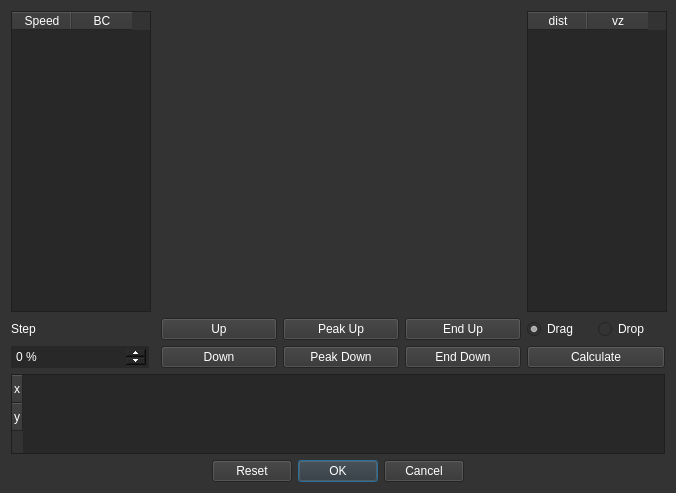
Old version of the form ui_templates/drag_func_edit.ui in the repository o-murphy/archer_ballistics_constructor.
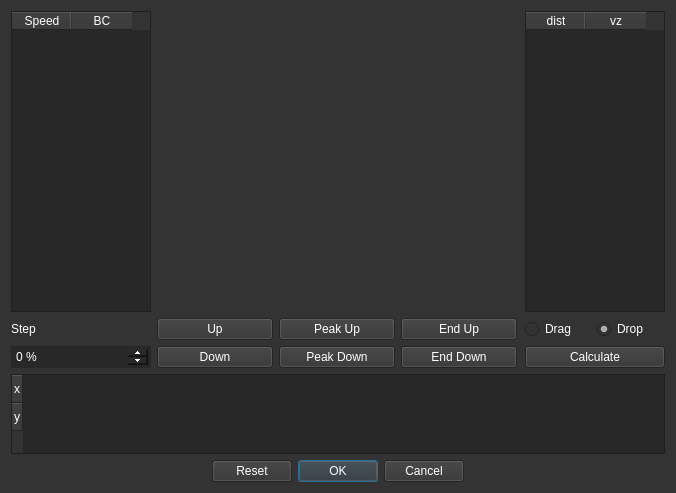
New version of the form. Icons and pictures are not drawn.

Diff of the .ui file:
```diff
--- a/ui_templates/drag_func_edit.ui
+++ b/ui_templates/drag_func_edit.ui
@@ -2,6 +2,9 @@
 <ui version="4.0">
  <class>Form</class>
  <widget class="QWidget" name="Form">
+  <property name="windowModality">
+   <enum>Qt::NonModal</enum>
+  </property>
   <property name="geometry">
    <rect>
     <x>0</x>
@@ -11,7 +14,7 @@
    </rect>
   </property>
   <property name="sizePolicy">
-   <sizepolicy hsizetype="Fixed" vsizetype="Fixed">
+   <sizepolicy hsizetype="Expanding" vsizetype="Expanding">
     <horstretch>0</horstretch>
     <verstretch>0</verstretch>
    </sizepolicy>
@@ -22,12 +25,6 @@
     <height>493</height>
    </size>
   </property>
-  <property name="maximumSize">
-   <size>
-    <width>572</width>
-    <height>493</height>
-   </size>
-  </property>
   <property name="windowTitle">
    <string>Form</string>
   </property>
@@ -86,7 +83,48 @@
 	background-color: rgb(40, 40, 40);
 }</string>
   </property>
-  <layout class="QGridLayout" name="gridLayout" columnstretch="0,0,0,0,0,0">
+  <layout class="QGridLayout" name="gridLayout" columnstretch="0,0,0,0">
+   <item row="0" column="2">
+    <widget class="QTableWidget" name="tableWidget_2">
+     <property name="minimumSize">
+      <size>
+       <width>140</width>
+       <height>0</height>
+      </size>
+     </property>
+     <property name="maximumSize">
+      <size>
+       <width>140</width>
+       <height>16777215</height>
+      </size>
+     </property>
+     <property name="verticalScrollBarPolicy">
+      <enum>Qt::ScrollBarAsNeeded</enum>
+     </property>
+     <property name="horizontalScrollBarPolicy">
+      <enum>Qt::ScrollBarAsNeeded</enum>
+     </property>
+     <attribute name="horizontalHeaderDefaultSectionSize">
+      <number>60</number>
+     </attribute>
+     <attribute name="horizontalHeaderMinimumSectionSize">
+      <number>50</number>
+     </attribute>
+     <attribute name="verticalHeaderVisible">
+      <bool>false</bool>
+     </attribute>
+     <column>
+      <property name="text">
+       <string>dist</string>
+      </property>
+     </column>
+     <column>
+      <property name="text">
+       <string>vz</string>
+      </property>
+     </column>
+    </widget>
+   </item>
    <item row="0" column="0">
     <widget class="QTableWidget" name="tableWidget_3">
      <property name="minimumSize">
@@ -95,6 +133,12 @@
        <height>0</height>
       </size>
      </property>
+     <property name="maximumSize">
+      <size>
+       <width>140</width>
+       <height>16777215</height>
+      </size>
+     </property>
      <attribute name="horizontalHeaderDefaultSectionSize">
       <number>60</number>
      </attribute>
@@ -113,7 +157,117 @@
      </column>
     </widget>
    </item>
-   <item row="1" column="5">
+   <item row="3" column="0">
+    <widget class="QSpinBox" name="Step">
+     <property name="sizePolicy">
+      <sizepolicy hsizetype="Preferred" vsizetype="Preferred">
+       <horstretch>0</horstretch>
+       <verstretch>0</verstretch>
+      </sizepolicy>
+     </property>
+     <property name="minimumSize">
+      <size>
+       <width>69</width>
+       <height>0</height>
+      </size>
+     </property>
+     <property name="suffix">
+      <string> %</string>
+     </property>
+     <property name="maximum">
+      <number>100</number>
+     </property>
+    </widget>
+   </item>
+   <item row="2" column="1">
+    <widget class="QWidget" name="widget_2" native="true">
+     <layout class="QHBoxLayout" name="horizontalLayout_2">
+      <property name="leftMargin">
+       <number>0</number>
+      </property>
+      <property name="topMargin">
+       <number>0</number>
+      </property>
+      <property name="rightMargin">
+       <number>0</number>
+      </property>
+      <property name="bottomMargin">
+       <number>0</number>
+      </property>
+      <item>
+       <widget class="QPushButton" name="Up">
+        <property name="minimumSize">
+         <size>
+          <width>116</width>
+          <height>0</height>
+         </size>
+        </property>
+        <property name="maximumSize">
+         <size>
+          <width>100</width>
+          <height>16777215</height>
+         </size>
+        </property>
+        <property name="text">
+         <string>Up</string>
+        </property>
+       </widget>
+      </item>
+      <item>
+       <widget class="QPushButton" name="PeakUp">
+        <property name="minimumSize">
+         <size>
+          <width>116</width>
+          <height>0</height>
+         </size>
+        </property>
+        <property name="maximumSize">
+         <size>
+          <width>100</width>
+          <height>16777215</height>
+         </size>
+        </property>
+        <property name="text">
+         <string>Peak Up</string>
+        </property>
+       </widget>
+      </item>
+      <item>
+       <widget class="QPushButton" name="EndUp">
+        <property name="minimumSize">
+         <size>
+          <width>116</width>
+          <height>0</height>
+         </size>
+        </property>
+        <property name="maximumSize">
+         <size>
+          <width>100</width>
+          <height>16777215</height>
+         </size>
+        </property>
+        <property name="text">
+         <string>End Up</string>
+        </property>
+       </widget>
+      </item>
+     </layout>
+    </widget>
+   </item>
+   <item row="2" column="0">
+    <widget class="QLabel" name="label">
+     <property name="minimumSize">
+      <size>
+       <width>69</width>
+       <height>0</height>
+      </size>
+     </property>
+     <property name="text">
+      <string>Step</string>
+     </property>
+    </widget>
+   </item>
+   <item row="2" column="2">
     <widget class="QWidget" name="widget" native="true">
      <layout class="QHBoxLayout" name="horizontalLayout">
       <property name="spacing">
@@ -137,7 +291,7 @@
          <string>Drag</string>
         </property>
         <property name="checked">
-         <bool>true</bool>
+         <bool>false</bool>
         </property>
        </widget>
       </item>
@@ -146,107 +300,97 @@
         <property name="text">
          <string>Drop</string>
         </property>
+        <property name="checked">
+         <bool>true</bool>
+        </property>
        </widget>
       </item>
      </layout>
     </widget>
    </item>
-   <item row="2" column="4">
-    <widget class="QPushButton" name="EndDown">
-     <property name="minimumSize">
-      <size>
-       <width>116</width>
-       <height>0</height>
-      </size>
-     </property>
-     <property name="maximumSize">
-      <size>
-       <width>100</width>
-       <height>16777215</height>
-      </size>
-     </property>
-     <property name="text">
-      <string>End Down</string>
-     </property>
+   <item row="3" column="1">
+    <widget class="QWidget" name="widget_3" native="true">
+     <layout class="QHBoxLayout" name="horizontalLayout_3">
+      <property name="leftMargin">
+       <number>0</number>
+      </property>
+      <property name="topMargin">
+       <number>0</number>
+      </property>
+      <property name="rightMargin">
+       <number>0</number>
+      </property>
+      <property name="bottomMargin">
+       <number>0</number>
+      </property>
+      <item>
+       <widget class="QPushButton" name="Down">
+        <property name="minimumSize">
+         <size>
+          <width>116</width>
+          <height>0</height>
+         </size>
+        </property>
+        <property name="maximumSize">
+         <size>
+          <width>100</width>
+          <height>16777215</height>
+         </size>
+        </property>
+        <property name="text">
+         <string>Down</string>
+        </property>
+       </widget>
+      </item>
+      <item>
+       <widget class="QPushButton" name="PeakDown">
+        <property name="minimumSize">
+         <size>
+          <width>116</width>
+          <height>0</height>
+         </size>
+        </property>
+        <property name="maximumSize">
+         <size>
+          <width>100</width>
+          <height>16777215</height>
+         </size>
+        </property>
+        <property name="text">
+         <string>Peak Down</string>
+        </property>
+       </widget>
+      </item>
+      <item>
+       <widget class="QPushButton" name="EndDown">
+        <property name="minimumSize">
+         <size>
+          <width>116</width>
+          <height>0</height>
+         </size>
+        </property>
+        <property name="maximumSize">
+         <size>
+          <width>100</width>
+          <height>16777215</height>
+         </size>
+        </property>
+        <property name="text">
+         <string>End Down</string>
+        </property>
+       </widget>
+      </item>
+     </layout>
     </widget>
    </item>
-   <item row="1" column="3">
-    <widget class="QPushButton" name="PeakUp">
-     <property name="minimumSize">
-      <size>
-       <width>116</width>
-       <height>0</height>
-      </size>
-     </property>
-     <property name="maximumSize">
-      <size>
-       <width>100</width>
-       <height>16777215</height>
-      </size>
-     </property>
+   <item row="3" column="2">
+    <widget class="QPushButton" name="Calculate">
      <property name="text">
-      <string>Peak Up</string>
+      <string>Calculate</string>
      </property>
     </widget>
    </item>
-   <item row="1" column="4">
-    <widget class="QPushButton" name="EndUp">
-     <property name="minimumSize">
-      <size>
-       <width>116</width>
-       <height>0</height>
-      </size>
-     </property>
-     <property name="maximumSize">
-      <size>
-       <width>100</width>
-       <height>16777215</height>
-      </size>
-     </property>
-     <property name="text">
-      <string>End Up</string>
-     </property>
-    </widget>
-   </item>
-   <item row="1" column="2">
-    <widget class="QPushButton" name="Up">
-     <property name="minimumSize">
-      <size>
-       <width>116</width>
-       <height>0</height>
-      </size>
-     </property>
-     <property name="maximumSize">
-      <size>
-       <width>100</width>
-       <height>16777215</height>
-      </size>
-     </property>
-     <property name="text">
-      <string>Up</string>
-     </property>
-    </widget>
-   </item>
-   <item row="2" column="3">
-    <widget class="QPushButton" name="PeakDown">
-     <property name="minimumSize">
-      <size>
-       <width>116</width>
-       <height>0</height>
-      </size>
-     </property>
-     <property name="maximumSize">
-      <size>
-       <width>100</width>
-       <height>16777215</height>
-      </size>
-     </property>
-     <property name="text">
-      <string>Peak Down</string>
-     </property>
-    </widget>
-   </item>
-   <item row="4" column="0" colspan="6">
+   <item row="5" column="0" colspan="3">
     <widget class="QDialogButtonBox" name="buttonBox">
      <property name="standardButtons">
       <set>QDialogButtonBox::Cancel|QDialogButtonBox::Ok|QDialogButtonBox::Reset</set>
@@ -256,68 +400,7 @@
      </property>
     </widget>
    </item>
-   <item row="0" column="5">
-    <widget class="QTableWidget" name="tableWidget_2">
-     <property name="minimumSize">
-      <size>
-       <width>140</width>
-       <height>0</height>
-      </size>
-     </property>
-     <property name="verticalScrollBarPolicy">
-      <enum>Qt::ScrollBarAsNeeded</enum>
-     </property>
-     <property name="horizontalScrollBarPolicy">
-      <enum>Qt::ScrollBarAsNeeded</enum>
-     </property>
-     <attribute name="horizontalHeaderDefaultSectionSize">
-      <number>60</number>
-     </attribute>
-     <attribute name="horizontalHeaderMinimumSectionSize">
-      <number>50</number>
-     </attribute>
-     <attribute name="verticalHeaderVisible">
-      <bool>false</bool>
-     </attribute>
-     <column>
-      <property name="text">
-       <string>dist</string>
-      </property>
-     </column>
-     <column>
-      <property name="text">
-       <string>vz</string>
-      </property>
-     </column>
-    </widget>
-   </item>
-   <item row="2" column="5">
-    <widget class="QPushButton" name="Calculate">
-     <property name="text">
-      <string>Calculate</string>
-     </property>
-    </widget>
-   </item>
-   <item row="2" column="2">
-    <widget class="QPushButton" name="Down">
-     <property name="minimumSize">
-      <size>
-       <width>116</width>
-       <height>0</height>
-      </size>
-     </property>
-     <property name="maximumSize">
-      <size>
-       <width>100</width>
-       <height>16777215</height>
-      </size>
-     </property>
-     <property name="text">
-      <string>Down</string>
-     </property>
-    </widget>
-   </item>
-   <item row="3" column="0" colspan="6">
+   <item row="4" column="0" colspan="3">
     <widget class="QTableWidget" name="tableWidget">
      <property name="maximumSize">
       <size>
@@ -355,41 +438,6 @@
      </row>
     </widget>
    </item>
-   <item row="1" column="0">
-    <widget class="QLabel" name="label">
-     <property name="minimumSize">
-      <size>
-       <width>69</width>
-       <height>0</height>
-      </size>
-     </property>
-     <property name="text">
-      <string>Step</string>
-     </property>
-    </widget>
-   </item>
-   <item row="2" column="0">
-    <widget class="QSpinBox" name="Step">
-     <property name="sizePolicy">
-      <sizepolicy hsizetype="Preferred" vsizetype="Preferred">
-       <horstretch>0</horstretch>
-       <verstretch>0</verstretch>
-      </sizepolicy>
-     </property>
-     <property name="minimumSize">
-      <size>
-       <width>69</width>
-       <height>0</height>
-      </size>
-     </property>
-     <property name="suffix">
-      <string> %</string>
-     </property>
-     <property name="maximum">
-      <number>100</number>
-     </property>
-    </widget>
-   </item>
   </layout>
  </widget>
  <resources/>
```
